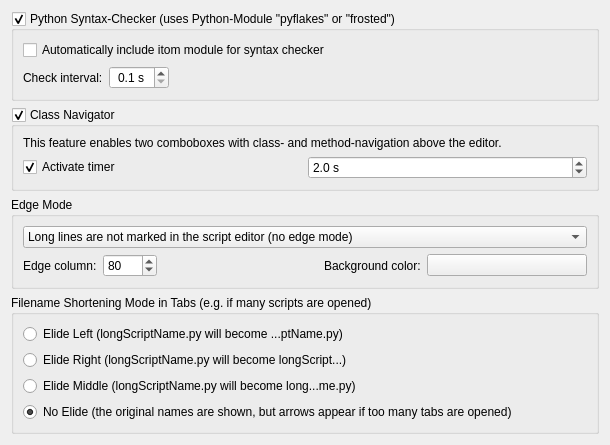
Before: the Qt Designer form Qitom/ui/widgetPropEditorScripts.ui in itom-project/itom, drawn with Qt 5.
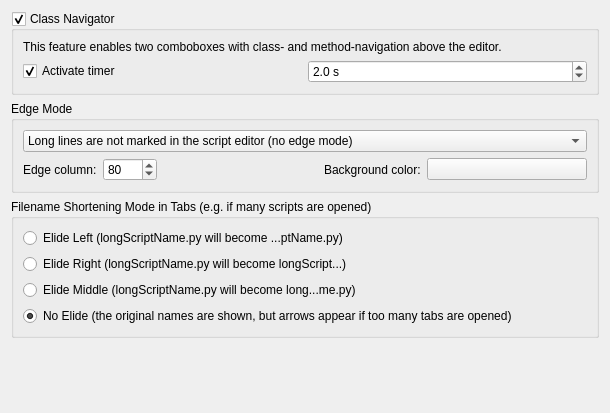
After: the same form once the commit is applied. Custom widgets are drawn as their Qt base class.

Commit message: property editor adapted and extended by new syntax and style checker options

```diff
--- a/Qitom/ui/widgetPropEditorScripts.ui
+++ b/Qitom/ui/widgetPropEditorScripts.ui
@@ -14,99 +14,6 @@
    <string>Form</string>
   </property>
   <layout class="QVBoxLayout" name="verticalLayout_8">
-   <item>
-    <widget class="QGroupBox" name="groupSyntaxCheck">
-     <property name="title">
-      <string>Python Syntax-Checker (uses Python-Module &quot;pyflakes&quot; or &quot;frosted&quot;)</string>
-     </property>
-     <property name="checkable">
-      <bool>true</bool>
-     </property>
-     <layout class="QVBoxLayout" name="verticalLayout_6">
-      <item>
-       <layout class="QVBoxLayout" name="verticalLayout_3">
-        <item>
-         <widget class="QCheckBox" name="checkIncludeItom">
-          <property name="text">
-           <string>Automatically include itom module for syntax checker</string>
-          </property>
-         </widget>
-        </item>
-        <item>
-         <layout class="QHBoxLayout" name="horizontalLayout_3">
-          <item>
-           <widget class="QLabel" name="labelSyntaxIntervalComment">
-            <property name="sizePolicy">
-             <sizepolicy hsizetype="Minimum" vsizetype="Preferred">
-              <horstretch>0</horstretch>
-              <verstretch>0</verstretch>
-             </sizepolicy>
-            </property>
-            <property name="text">
-             <string extracomment="The timer is started when entering a new line">Check interval:</string>
-            </property>
-           </widget>
-          </item>
-          <item>
-           <widget class="QDoubleSpinBox" name="spinSyntaxInterval">
-            <property name="enabled">
-             <bool>true</bool>
-            </property>
-            <property name="sizePolicy">
-             <sizepolicy hsizetype="Fixed" vsizetype="Fixed">
-              <horstretch>0</horstretch>
-              <verstretch>0</verstretch>
-             </sizepolicy>
-            </property>
-            <property name="minimumSize">
-             <size>
-              <width>55</width>
-              <height>0</height>
-             </size>
-            </property>
-            <property name="layoutDirection">
-             <enum>Qt::LeftToRight</enum>
-            </property>
-            <property name="alignment">
-             <set>Qt::AlignCenter</set>
-            </property>
-            <property name="suffix">
-             <string> s</string>
-            </property>
-            <property name="decimals">
-             <number>1</number>
-            </property>
-            <property name="minimum">
-             <double>0.100000000000000</double>
-            </property>
-            <property name="maximum">
-             <double>10.000000000000000</double>
-            </property>
-            <property name="singleStep">
-             <double>0.500000000000000</double>
-            </property>
-           </widget>
-          </item>
-          <item>
-           <spacer name="horizontalSpacer_2">
-            <property name="orientation">
-             <enum>Qt::Horizontal</enum>
-            </property>
-            <property name="sizeHint" stdset="0">
-             <size>
-              <width>40</width>
-              <height>20</height>
-             </size>
-            </property>
-           </spacer>
-          </item>
-         </layout>
-        </item>
-       </layout>
-      </item>
-     </layout>
-    </widget>
-   </item>
    <item>
     <widget class="QGroupBox" name="groupClassNavigator">
      <property name="title">
```
The commit also changes 9 other files.
